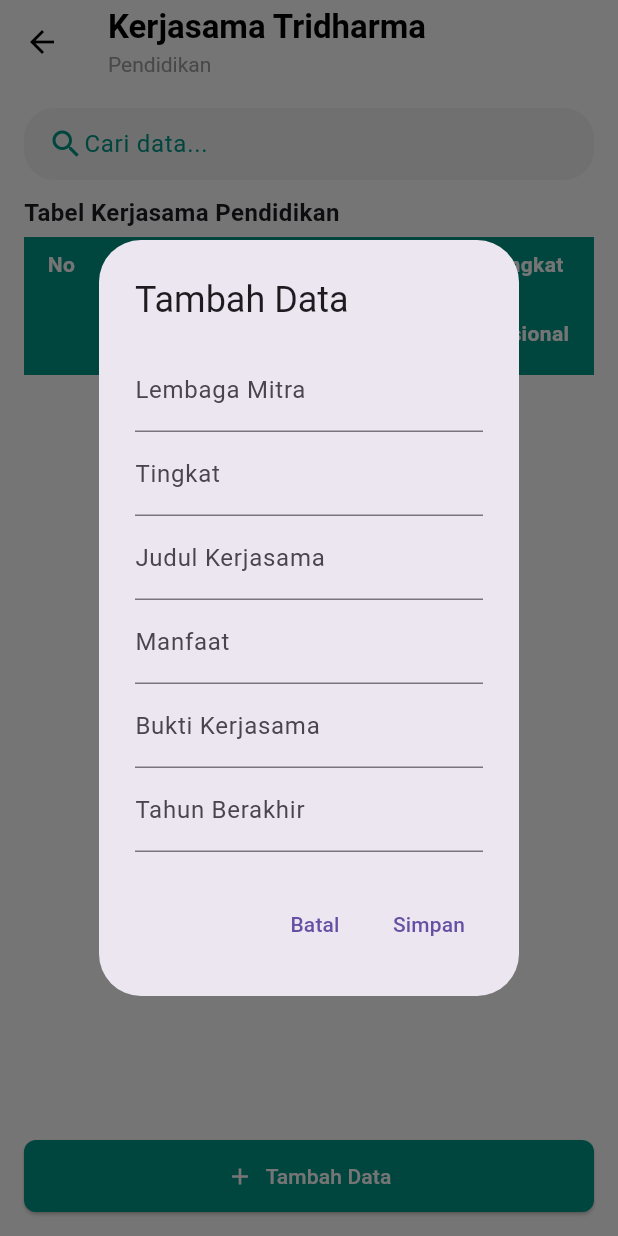
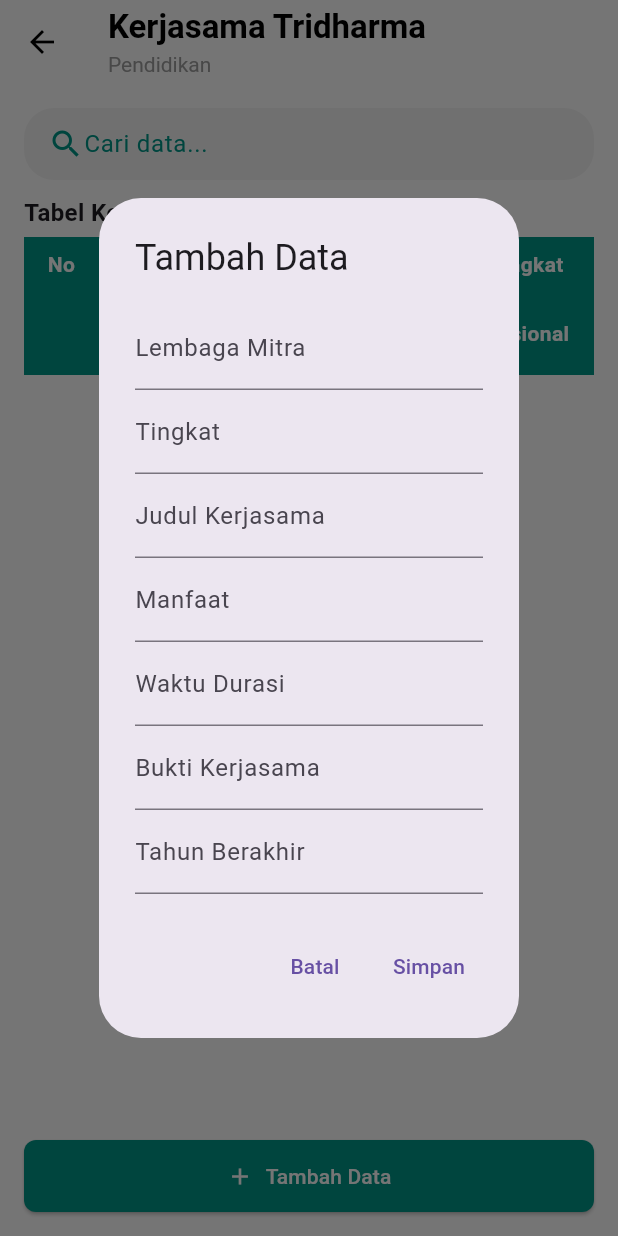
Before and after one commit to fauj1x/gkm_mobile, a Flutter app: the pendidikan screen opened directly, after a tap on "Tambah Data", on a phone screen of 412 x 824 dp. Run offline on Flutter 3.47's test engine with Material 3 defaults, Android fonts, the phone set to English and light mode, and no system bars; our stand-ins replace another_flushbar, fl_chart, flutter_spinkit, google_fonts, shared_preferences; accounts and stored records are empty; network calls fail.

Commit message:
ktsd-pendidikan: add waktuDurasi field
Signed-off-by: Diaz Nuraji <diaznura@outlook.com>

```diff
--- a/lib/pages/login/login.dart
+++ b/lib/pages/login/login.dart
@@ -215,9 +215,8 @@ class _LoginScreenState extends State<login> {
       return;
     }
 
-    var loginSuccess = await Provider
-      .of<AuthProvider>(context, listen: false)
-      .login(email, password);
+    var loginSuccess = await Provider.of<AuthProvider>(context, listen: false)
+        .login(email, password);
 
     if (!loginSuccess) {
       _showDialog(context, "Email atau kata sandi salah!");
--- a/lib/pages/submenukerjasamatridharma/pendidikan.dart
+++ b/lib/pages/submenukerjasamatridharma/pendidikan.dart
@@ -139,6 +139,7 @@ class _PendidikanState extends State<pendidikan> {
                           _headerCell("Tingkat", 270),
                           _headerCell("Judul Kerjasama", 200),
                           _headerCell("Manfaat bagi PS", 200),
+                          _headerCell("Waktu Durasi", 150),
                           _headerCell("Bukti Kerjasama", 150),
                           _headerCell("Tahun Berakhir", 150),
                           _headerCell("Aksi", 50),
@@ -160,6 +161,7 @@ class _PendidikanState extends State<pendidikan> {
                           _emptyCell(200),
                           _emptyCell(150),
                           _emptyCell(150),
+                          _emptyCell(150),
                           _emptyCell(50),
                         ],
                       ),
@@ -178,7 +180,8 @@ class _PendidikanState extends State<pendidikan> {
                         6: FixedColumnWidth(200),
                         7: FixedColumnWidth(150),
                         8: FixedColumnWidth(150),
-                        9: FixedColumnWidth(50),
+                        9: FixedColumnWidth(150),
+                        10: FixedColumnWidth(50),
                       },
                       children: dataList.asMap().entries.map((entry) {
                         List<String> row = [
@@ -195,6 +198,7 @@ class _PendidikanState extends State<pendidikan> {
                               : "-", // Tingkat: Wilayah/Lokal
                           entry.value.judulKegiatan, // Judul Kerjasama
                           entry.value.manfaat, // Manfaaat
+                          entry.value.waktuDurasi, // Manfaaat
                           entry.value.buktiKerjasama, // Bukti Kerjasama
                           entry.value.tahunBerakhir, // Tahun Berakhir
                         ];
@@ -227,6 +231,7 @@ class _PendidikanState extends State<pendidikan> {
                                         'manfaat': entry.value.manfaat,
                                         'bukti_kerjasama':
                                             entry.value.buktiKerjasama,
+                                        'waktu_durasi': entry.value.waktuDurasi,
                                         'tahun_berakhir':
                                             entry.value.tahunBerakhir,
                                       });
@@ -312,6 +317,7 @@ class _PendidikanState extends State<pendidikan> {
     final TextEditingController tingkatController = TextEditingController();
     final TextEditingController judulController = TextEditingController();
     final TextEditingController manfaatController = TextEditingController();
+    final TextEditingController waktuController = TextEditingController();
     final TextEditingController buktiController = TextEditingController();
     final TextEditingController tahunController = TextEditingController();
 
@@ -336,6 +342,9 @@ class _PendidikanState extends State<pendidikan> {
                     controller: manfaatController,
                     decoration: InputDecoration(labelText: 'Manfaat')),
                 TextField(
+                    controller: waktuController,
+                    decoration: InputDecoration(labelText: 'Waktu Durasi')),
+                TextField(
                     controller: buktiController,
                     decoration: InputDecoration(labelText: 'Bukti Kerjasama')),
                 TextField(
@@ -355,12 +364,13 @@ class _PendidikanState extends State<pendidikan> {
               onPressed: () {
                 _tambahData({
                   'user_id': 5, // Ganti dengan ID user yang sesuai
-                  'tahun_ajaran_id': 8, // Ganti dengan ID tahun ajaran yang sesuai
+                  'tahun_ajaran_id':
+                      8, // Ganti dengan ID tahun ajaran yang sesuai
                   'lembaga_mitra': lembagaController.text,
                   'tingkat': tingkatController.text,
                   'judul_kegiatan': judulController.text,
                   'manfaat': manfaatController.text,
-                  'waktu_durasi': 'mboh', // Ganti dengan waktu durasi yang sesuai
+                  'waktu_durasi': waktuController.text,
                   'bukti_kerjasama': buktiController.text,
                   'tahun_berakhir': tahunController.text,
                 });
@@ -383,6 +393,8 @@ class _PendidikanState extends State<pendidikan> {
         TextEditingController(text: currentData['judul_kegiatan']);
     final TextEditingController manfaatController =
         TextEditingController(text: currentData['manfaat']);
+    final TextEditingController waktuController =
+        TextEditingController(text: currentData['waktu_durasi']);
     final TextEditingController buktiController =
         TextEditingController(text: currentData['bukti_kerjasama']);
     final TextEditingController tahunController =
@@ -409,6 +421,9 @@ class _PendidikanState extends State<pendidikan> {
                     controller: manfaatController,
                     decoration: InputDecoration(labelText: 'Manfaat')),
                 TextField(
+                    controller: waktuController,
+                    decoration: InputDecoration(labelText: 'Waktu Durasi')),
+                TextField(
                     controller: buktiController,
                     decoration: InputDecoration(labelText: 'Bukti Kerjasama')),
                 TextField(
@@ -431,6 +446,7 @@ class _PendidikanState extends State<pendidikan> {
                   'tingkat': tingkatController.text,
                   'judul_kegiatan': judulController.text,
                   'manfaat': manfaatController.text,
+                  'waktu_durasi': waktuController.text,
                   'bukti_kerjasama': buktiController.text,
                   'tahun_berakhir': tahunController.text,
                 });
```
Also changed, not shown: lib/main.dart (+0 -7 lines), 1 other file.
